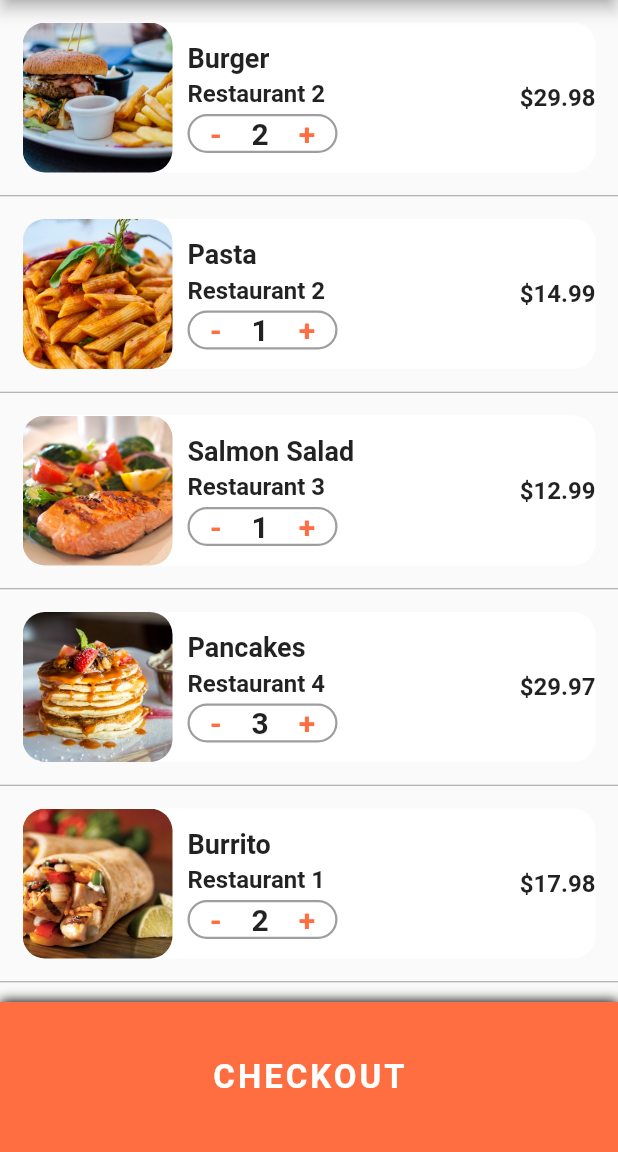
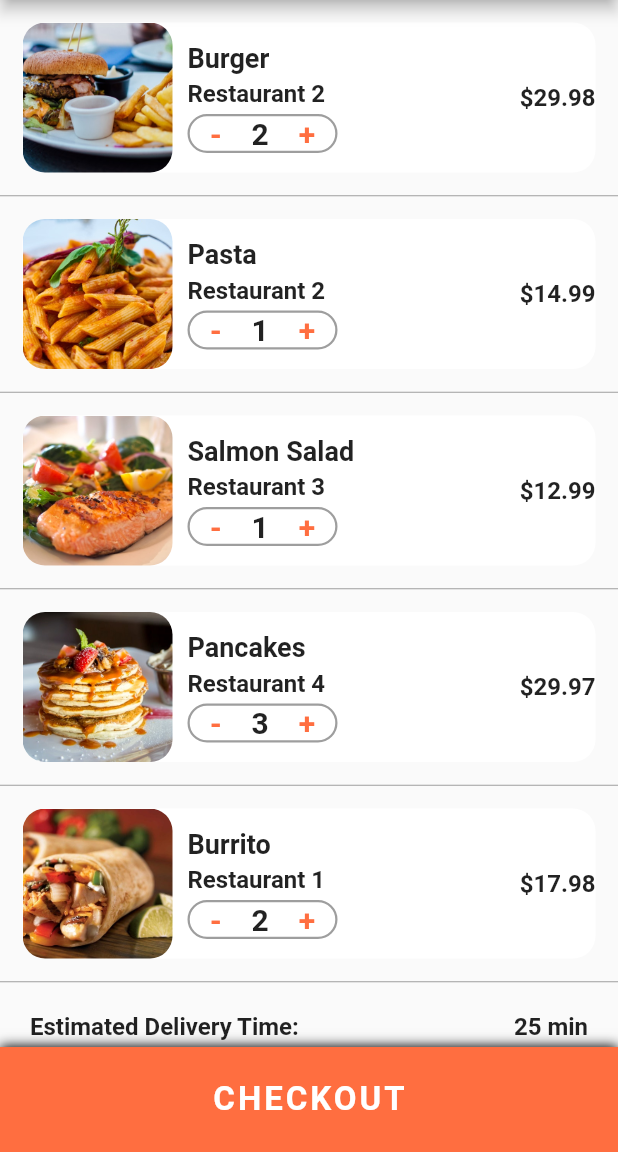
Before and after one commit to Saqib-Aziz007/Food-Delivery-App-UI, a Flutter app: the CartScreen screen opened directly, on a phone screen of 412 x 824 dp, the part 84-1236 px from its top. Run offline on Flutter 3.47's test engine with Material 2 defaults, Android fonts, the phone set to English and light mode, and no system bars.

Commit message:
Food Delivery App UI Completed

```diff
--- a/lib/data/data.dart
+++ b/lib/data/data.dart
@@ -66,7 +66,9 @@ final List<Restaurant> restaurants = [
   _restaurant4,
 ];
 
-// User
+///
+///
+
 final currentUser = User(
   name: 'Rebecca',
   orders: [
--- a/lib/screens/cart_screen.dart
+++ b/lib/screens/cart_screen.dart
@@ -5,7 +5,6 @@ import 'package:flutter/material.dart';
 import 'package:flutter/painting.dart';
 import 'package:flutter/rendering.dart';
 import 'package:flutter/widgets.dart';
-import 'package:food_delivery_app/data/data.dart';
 import 'package:food_delivery_app/data/data.dart';
 import 'package:food_delivery_app/models/order.dart';
 
@@ -72,7 +71,7 @@ class CartScreen extends StatelessWidget {
                   ],
                 ),
                 const SizedBox(
-                  height: 100,
+                  height: 70,
                 ),
               ],
             ),
@@ -86,7 +85,7 @@ class CartScreen extends StatelessWidget {
         },
       ),
       bottomSheet: Container(
-        height: 100,
+        height: 70,
         //color: Theme.of(context).primaryColor,
         width: MediaQuery.of(context).size.width,
         decoration: BoxDecoration(
```
Also changed, not shown: lib/components/nearby_restaurant.dart (+12 -1 lines).
